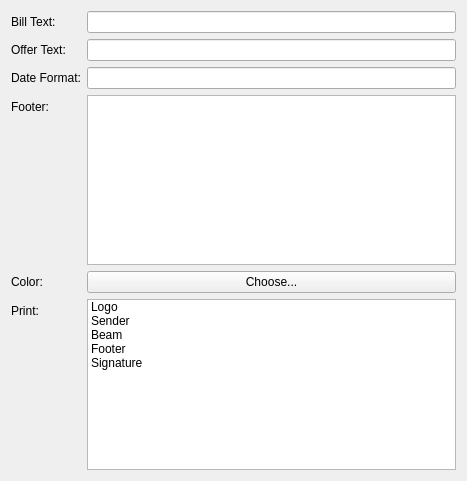
Above: ui/widgets/documentssettingswidget.ui from PhilippParis/BusinessManager before the change. Below: the same form after it.
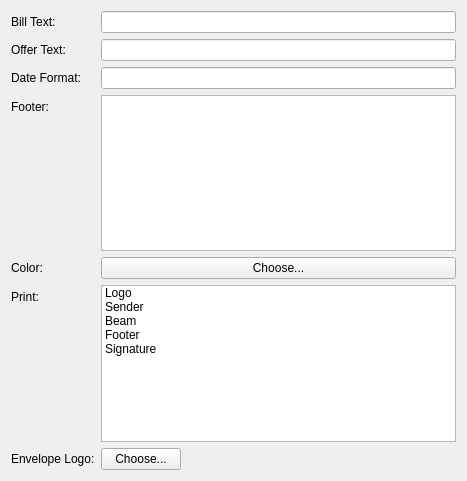
That is the form after the change.

Commit message: printing envelopes

Diff of the .ui file:
```diff
--- a/ui/widgets/documentssettingswidget.ui
+++ b/ui/widgets/documentssettingswidget.ui
@@ -121,6 +121,47 @@
        </item>
       </widget>
      </item>
+     <item row="6" column="0">
+      <widget class="QLabel" name="envelopeLogoLabel">
+       <property name="text">
+        <string>Envelope Logo:</string>
+       </property>
+      </widget>
+     </item>
+     <item row="6" column="1">
+      <layout class="QHBoxLayout" name="horizontalLayout">
+       <item>
+        <widget class="QPushButton" name="btnLogo">
+         <property name="text">
+          <string>Choose...</string>
+         </property>
+        </widget>
+       </item>
+       <item>
+        <spacer name="horizontalSpacer">
+         <property name="orientation">
+          <enum>Qt::Horizontal</enum>
+         </property>
+         <property name="sizeHint" stdset="0">
+          <size>
+           <width>40</width>
+           <height>20</height>
+          </size>
+         </property>
+        </spacer>
+       </item>
+       <item>
+        <widget class="QLabel" name="lblEnvelopeLogo">
+         <property name="text">
+          <string/>
+         </property>
+         <property name="scaledContents">
+          <bool>true</bool>
+         </property>
+        </widget>
+       </item>
+      </layout>
+     </item>
     </layout>
    </item>
   </layout>
```
The commit also changes 17 other files.
